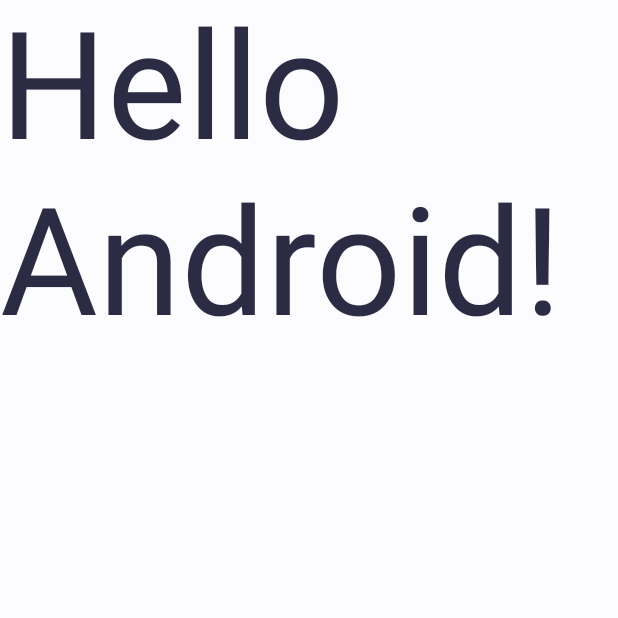
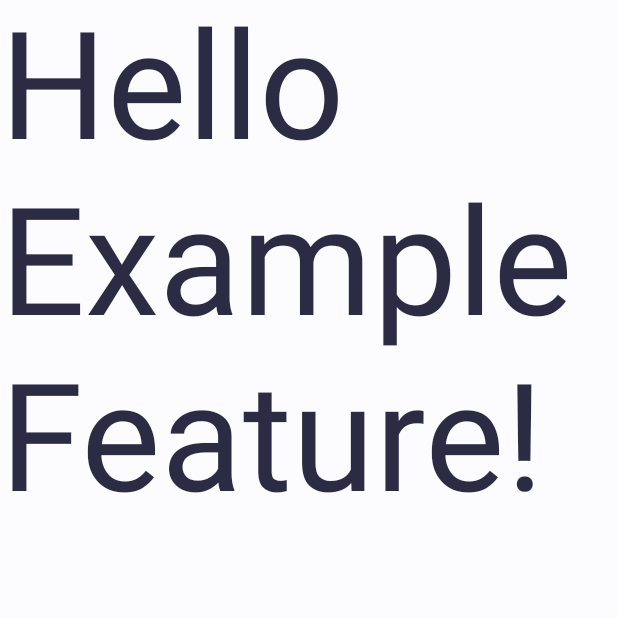
Before and after one commit to Bwaim/android-skeleton, an Android app built with Jetpack Compose: the screen it shows after launch (MainActivity), on a phone screen of 412 x 824 dp, the top half of it. Run offline under Robolectric (Android 15) with nearby library versions, the phone set to English and light mode, and no system bars; our stand-ins replace Dagger/Hilt's generated code.

Commit message:
Add navigation support

```diff
--- a/app/build.gradle.kts
+++ b/app/build.gradle.kts
@@ -68,9 +68,15 @@ dependencies {
     implementation(project(":common:http"))
     implementation(project(":common:imageloading"))
     implementation(project(":common:initializers"))
+    implementation(project(":common:navigation"))
     implementation(project(":common:theme:theme"))
 
+    implementation(project(":exampleFeature"))
+    implementation(project(":navigation"))
+
     implementation(libs.androidx.activity.compose)
+    implementation(libs.androidx.navigation.compose)
+    implementation(libs.androidx.hilt.navigation.compose)
 
     implementation(libs.androidx.hilt.work)
 
--- a/app/src/main/java/com/bwaim/app/MainActivity.kt
+++ b/app/src/main/java/com/bwaim/app/MainActivity.kt
@@ -3,43 +3,22 @@ package com.bwaim.app
 import android.os.Bundle
 import androidx.activity.ComponentActivity
 import androidx.activity.compose.setContent
-import androidx.compose.foundation.layout.fillMaxSize
-import androidx.compose.material.MaterialTheme
-import androidx.compose.material.Surface
-import androidx.compose.material.Text
-import androidx.compose.runtime.Composable
-import androidx.compose.ui.Modifier
-import androidx.compose.ui.tooling.preview.Preview
 import com.bwaim.compose.theme.SkeletonTheme
+import com.bwaim.navigation.NavigationManager
 import dagger.hilt.android.AndroidEntryPoint
+import javax.inject.Inject
 
 @AndroidEntryPoint
 public class MainActivity : ComponentActivity() {
+    @Inject
+    public lateinit var navigationManager: NavigationManager
+
     override fun onCreate(savedInstanceState: Bundle?) {
         super.onCreate(savedInstanceState)
         setContent {
             SkeletonTheme {
-                // A surface container using the 'background' color from the theme
-                Surface(
-                    modifier = Modifier.fillMaxSize(),
-                    color = MaterialTheme.colors.background
-                ) {
-                    Greeting("Android")
-                }
+                NavigationGraph(navigationManager = navigationManager)
             }
         }
     }
 }
-
-@Composable
-private fun Greeting(name: String) {
-    Text(text = "Hello $name!")
-}
-
-@Preview(showBackground = true)
-@Composable
-private fun DefaultPreview() {
-    SkeletonTheme {
-        Greeting("Android")
-    }
-}
--- /dev/null
+++ b/app/src/main/java/com/bwaim/app/NavigationDefinition.kt
@@ -0,0 +1,41 @@
+package com.bwaim.app
+
+import androidx.compose.runtime.Composable
+import androidx.compose.runtime.collectAsState
+import androidx.compose.runtime.remember
+import androidx.hilt.navigation.compose.hiltViewModel
+import androidx.navigation.compose.NavHost
+import androidx.navigation.compose.composable
+import androidx.navigation.compose.rememberNavController
+import androidx.navigation.navigation
+import com.bwaim.examplefeature.ExampleFeature
+import com.bwaim.navigation.ExampleDirections
+import com.bwaim.navigation.NavigationManager
+
+@Composable
+public fun NavigationGraph(navigationManager: NavigationManager) {
+    val navController = rememberNavController()
+    navigationManager.commands.collectAsState().value.also { command ->
+        if (command.destination.isNotEmpty()) {
+            navController.navigate(command.destination)
+        }
+    }
+    NavHost(
+        navController,
+        startDestination = ExampleDirections.root.destination
+    ) {
+        navigation(
+            startDestination = ExampleDirections.example.destination,
+            route = ExampleDirections.root.destination
+        ) {
+            composable(ExampleDirections.example.destination) {
+                val entry = remember {
+                    navController.getBackStackEntry(
+                        route = ExampleDirections.example.destination
+                    )
+                }
+                ExampleFeature(hiltViewModel(entry))
+            }
+        }
+    }
+}
--- a/build.gradle.kts
+++ b/build.gradle.kts
@@ -22,7 +22,7 @@ buildscript {
 }
 
 plugins {
-    id("com.diffplug.spotless") version "5.15.1"
+    id("com.diffplug.spotless") version "5.15.2"
     id("com.github.ben-manes.versions") version "0.39.0"
     id("org.gradle.android.cache-fix") version "2.4.4" apply false
 }
--- a/buildSrc/build.gradle.kts
+++ b/buildSrc/build.gradle.kts
@@ -9,7 +9,7 @@ repositories {
 
 dependencies {
     implementation("com.android.tools.build:gradle:7.1.0-alpha12")
-    implementation("org.jetbrains.kotlin:kotlin-gradle-plugin:1.5.30")
+    implementation("org.jetbrains.kotlin:kotlin-gradle-plugin:1.5.31")
     implementation(gradleApi())
     implementation(localGroovy())
 }
--- /dev/null
+++ b/common/navigation/src/main/AndroidManifest.xml
@@ -0,0 +1,2 @@
+<?xml version="1.0" encoding="utf-8"?>
+<manifest package="com.bwaim.common.navigation" />
--- /dev/null
+++ b/common/navigation/src/main/java/com/bwaim/common/navigation/NavigationCommand.kt
@@ -0,0 +1,8 @@
+package com.bwaim.common.navigation
+
+import androidx.navigation.NamedNavArgument
+
+public interface NavigationCommand {
+    public val arguments: List<NamedNavArgument>
+    public val destination: String
+}
--- /dev/null
+++ b/exampleFeature/src/main/AndroidManifest.xml
@@ -0,0 +1,2 @@
+<?xml version="1.0" encoding="utf-8"?>
+<manifest package="com.bwaim.examplefeature" />
--- /dev/null
+++ b/exampleFeature/src/main/java/com/bwaim/examplefeature/ExampleFeature.kt
@@ -0,0 +1,45 @@
+package com.bwaim.examplefeature
+
+import androidx.compose.foundation.layout.fillMaxSize
+import androidx.compose.material.MaterialTheme
+import androidx.compose.material.Surface
+import androidx.compose.material.Text
+import androidx.compose.runtime.Composable
+import androidx.compose.runtime.collectAsState
+import androidx.compose.runtime.getValue
+import androidx.compose.ui.Modifier
+import androidx.compose.ui.tooling.preview.Preview
+import com.bwaim.compose.theme.SkeletonTheme
+
+@Composable
+public fun ExampleFeature(
+    viewModel: ExampleFeatureViewModel
+) {
+    val state by viewModel.viewState.collectAsState()
+    ExampleFeature(viewState = state)
+}
+
+@Composable
+public fun ExampleFeature(
+    viewState: ExampleFeatureState
+) {
+    Surface(
+        modifier = Modifier.fillMaxSize(),
+        color = MaterialTheme.colors.background
+    ) {
+        Greeting(viewState.name)
+    }
+}
+
+@Composable
+private fun Greeting(name: String) {
+    Text(text = "Hello $name!")
+}
+
+@Preview(showBackground = true)
+@Composable
+private fun DefaultPreview() {
+    SkeletonTheme {
+        Greeting("Android")
+    }
+}
--- /dev/null
+++ b/exampleFeature/src/main/java/com/bwaim/examplefeature/ExampleFeatureState.kt
@@ -0,0 +1,5 @@
+package com.bwaim.examplefeature
+
+public data class ExampleFeatureState(
+    public val name: String = "ExampleFeature"
+)
--- /dev/null
+++ b/exampleFeature/src/main/java/com/bwaim/examplefeature/ExampleFeatureViewModel.kt
@@ -0,0 +1,16 @@
+package com.bwaim.examplefeature
+
+import androidx.lifecycle.ViewModel
+import com.bwaim.navigation.NavigationManager
+import dagger.hilt.android.lifecycle.HiltViewModel
+import kotlinx.coroutines.flow.MutableStateFlow
+import kotlinx.coroutines.flow.StateFlow
+import javax.inject.Inject
+
+@HiltViewModel
+public class ExampleFeatureViewModel @Inject constructor(
+    private val navigationManager: NavigationManager
+) : ViewModel() {
+    private val _viewState = MutableStateFlow(ExampleFeatureState())
+    public val viewState: StateFlow<ExampleFeatureState> = _viewState
+}
--- /dev/null
+++ b/navigation/src/main/AndroidManifest.xml
@@ -0,0 +1,2 @@
+<?xml version="1.0" encoding="utf-8"?>
+<manifest package="com.bwaim.navigation" />
--- /dev/null
+++ b/navigation/src/main/java/com/bwaim/navigation/ExampleDirections.kt
@@ -0,0 +1,21 @@
+package com.bwaim.navigation
+
+import androidx.navigation.NamedNavArgument
+import com.bwaim.common.navigation.NavigationCommand
+
+public object ExampleDirections {
+    public val Default: NavigationCommand = object : NavigationCommand {
+        override val arguments = emptyList<NamedNavArgument>()
+        override val destination = ""
+    }
+
+    public val root: NavigationCommand = object : NavigationCommand {
+        override val arguments = emptyList<NamedNavArgument>()
+        override val destination = "example_graph"
+    }
+
+    public val example: NavigationCommand = object : NavigationCommand {
+        override val arguments = emptyList<NamedNavArgument>()
+        override val destination = "example"
+    }
+}
--- /dev/null
+++ b/navigation/src/main/java/com/bwaim/navigation/NavigationManager.kt
@@ -0,0 +1,18 @@
+package com.bwaim.navigation
+
+import com.bwaim.common.navigation.NavigationCommand
+import com.bwaim.navigation.ExampleDirections.Default
+import kotlinx.coroutines.flow.MutableStateFlow
+import javax.inject.Inject
+import javax.inject.Singleton
+
+@Singleton
+public class NavigationManager @Inject constructor() {
+    public var commands: MutableStateFlow<NavigationCommand> = MutableStateFlow(Default)
+
+    public fun navigate(
+        directions: NavigationCommand
+    ) {
+        commands.value = directions
+    }
+}
--- a/settings.gradle.kts
+++ b/settings.gradle.kts
@@ -8,4 +8,7 @@ include(":common:coroutines:coroutines-android")
 include(":common:http")
 include(":common:imageloading")
 include(":common:initializers")
+include(":common:navigation")
 include(":common:theme:theme")
+include(":exampleFeature")
+include(":navigation")
```
Also changed, not shown: common/navigation/build.gradle.kts (added, +9 -0 lines), exampleFeature/build.gradle.kts (added, +34 -0 lines), gradle/libs.versions.toml (+6 -3 lines), navigation/build.gradle.kts (added, +23 -0 lines).
